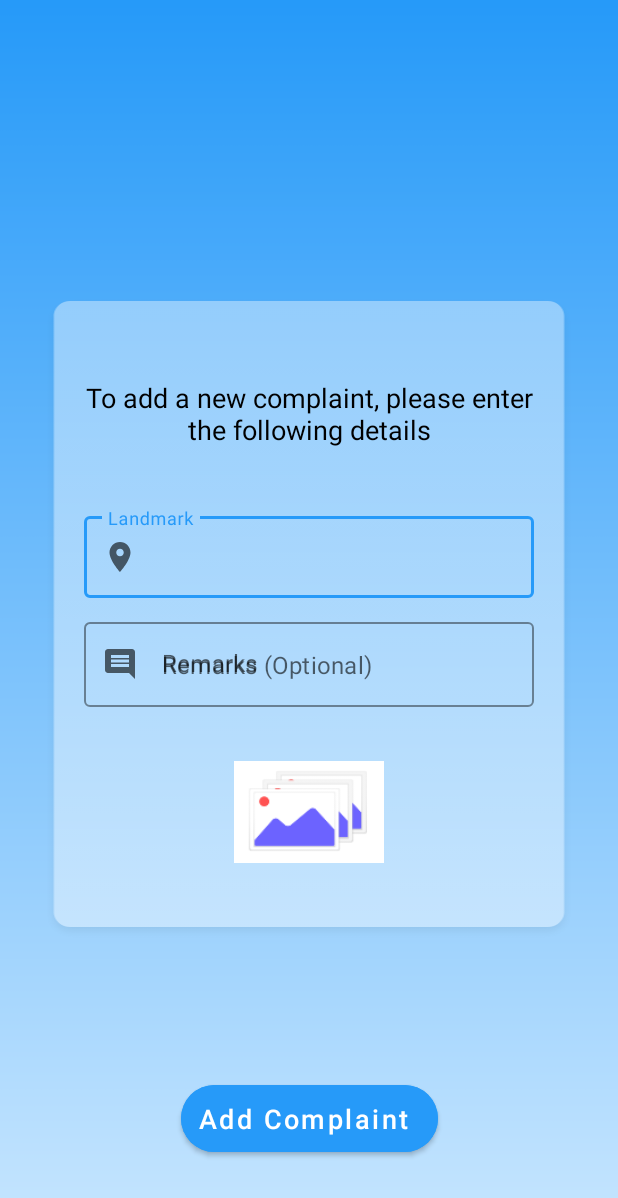
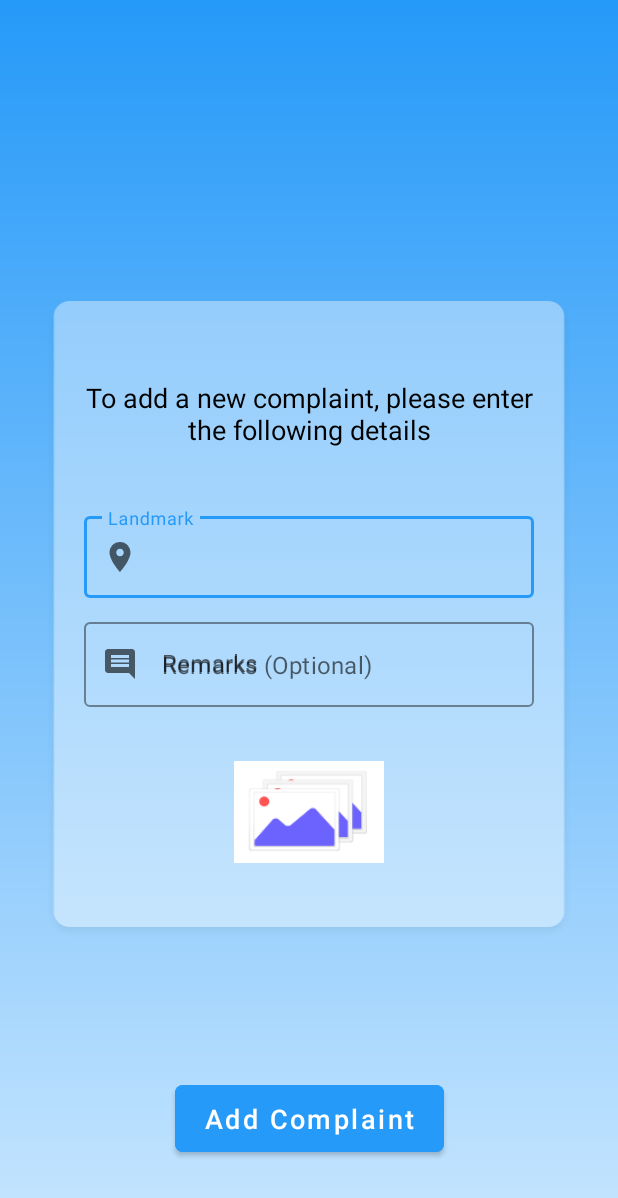
Before and after one commit to IshaanOhri/CleanVIT, an Android app: the AddActivity screen opened directly, with no data from a screen before it, on a phone screen of 412 x 824 dp. Shown: the top 1198 px of the screen. Run offline under Robolectric (Android 15) with nearby library versions, the phone set to English and light mode, and no system bars; our stand-ins replace Firebase (no records; nobody signed in at launch, a user with empty details on screens opened directly); libraries missing offline, so code that uses them is left out: com.blogspot.atifsoftwares, com.wang.avi; plain views replace AVLoadingIndicatorView; Roboto replaces fonts that are not available here; 1 statement that could not run was skipped.

Commit message:
Optimised imports

```diff
--- a/app/src/main/AndroidManifest.xml
+++ b/app/src/main/AndroidManifest.xml
@@ -2,6 +2,8 @@
 <manifest xmlns:android="http://schemas.android.com/apk/res/android"
     package="com.ishaanohri.cleanvit">
 
+    <uses-permission android:name="android.permission.ACCESS_COARSE_LOCATION" />
+    <uses-permission android:name="android.permission.ACCESS_FINE_LOCATION" />
     <application
         android:allowBackup="true"
         android:icon="@mipmap/logo"
--- a/app/src/main/java/com/ishaanohri/cleanvit/AddActivity.java
+++ b/app/src/main/java/com/ishaanohri/cleanvit/AddActivity.java
@@ -10,26 +10,20 @@ import android.location.Location;
 import android.location.LocationListener;
 import android.location.LocationManager;
 import android.net.Uri;
-
-import androidx.annotation.NonNull;
-import androidx.annotation.Nullable;
-import androidx.core.app.ActivityCompat;
-import androidx.appcompat.app.AppCompatActivity;
-
-import android.os.AsyncTask;
 import android.os.Bundle;
-import android.os.Handler;
 import android.provider.MediaStore;
 import android.util.Log;
 import android.view.View;
 import android.view.WindowManager;
 import android.webkit.MimeTypeMap;
-import android.widget.Button;
-import android.widget.EditText;
 import android.widget.ImageView;
 import android.widget.LinearLayout;
-import android.widget.TextView;
 import android.widget.Toast;
+
+import androidx.annotation.NonNull;
+import androidx.annotation.Nullable;
+import androidx.appcompat.app.AppCompatActivity;
+import androidx.core.app.ActivityCompat;
 
 import com.blogspot.atifsoftwares.animatoolib.Animatoo;
 import com.bumptech.glide.Glide;
@@ -40,8 +34,6 @@ import com.google.android.gms.tasks.OnFailureListener;
 import com.google.android.gms.tasks.OnSuccessListener;
 import com.google.android.gms.tasks.Task;
 import com.google.android.material.button.MaterialButton;
-import com.google.android.material.floatingactionbutton.ExtendedFloatingActionButton;
-import com.google.android.material.snackbar.Snackbar;
 import com.google.android.material.textfield.TextInputEditText;
 import com.google.firebase.database.DatabaseReference;
 import com.google.firebase.database.FirebaseDatabase;
@@ -58,7 +50,7 @@ import java.util.Calendar;
 
 public class AddActivity extends AppCompatActivity {
 
-    private ExtendedFloatingActionButton addButton;
+    private MaterialButton addButton;
     private TextInputEditText landmarkEditText, remarksEditText;
     private final int LOC_CODE = 100, IMAGE_CODE = 101;
     private ImageView imageView;
--- a/app/src/main/java/com/ishaanohri/cleanvit/LogIn.java
+++ b/app/src/main/java/com/ishaanohri/cleanvit/LogIn.java
@@ -1,16 +1,14 @@
 package com.ishaanohri.cleanvit;
 
 import android.content.Intent;
-
-import androidx.appcompat.app.AppCompatActivity;
-
 import android.content.SharedPreferences;
 import android.os.Bundle;
 import android.os.Handler;
-import android.util.Log;
 import android.view.View;
 import android.view.WindowManager;
 import android.widget.Toast;
+
+import androidx.appcompat.app.AppCompatActivity;
 
 import com.blogspot.atifsoftwares.animatoolib.Animatoo;
 import com.google.android.material.button.MaterialButton;
--- a/app/src/main/java/com/ishaanohri/cleanvit/MobileNumber.java
+++ b/app/src/main/java/com/ishaanohri/cleanvit/MobileNumber.java
@@ -1,14 +1,13 @@
 package com.ishaanohri.cleanvit;
 
 import android.content.Intent;
-import androidx.appcompat.app.AppCompatActivity;
 import android.os.Bundle;
 import android.os.Handler;
 import android.view.View;
 import android.view.WindowManager;
-import android.widget.EditText;
-import android.widget.ImageButton;
 import android.widget.Toast;
+
+import androidx.appcompat.app.AppCompatActivity;
 
 import com.blogspot.atifsoftwares.animatoolib.Animatoo;
 import com.google.android.material.button.MaterialButton;
--- a/app/src/main/res/layout/activity_add.xml
+++ b/app/src/main/res/layout/activity_add.xml
@@ -90,7 +90,7 @@
 
     </LinearLayout>
 
-    <com.google.android.material.floatingactionbutton.ExtendedFloatingActionButton
+    <com.google.android.material.button.MaterialButton
         android:id="@+id/addButton"
         style="@style/Widget.MaterialComponents.Button"
         android:layout_width="wrap_content"
@@ -106,6 +106,7 @@
         android:textAllCaps="false"
         android:textColor="#FFFFFF"
         android:textSize="18dp"
+        app:cornerRadius="5dp"
         app:layout_constraintBottom_toBottomOf="parent"
         app:layout_constraintEnd_toEndOf="parent"
         app:layout_constraintStart_toStartOf="parent" />
--- a/app/src/main/res/layout/activity_log_in.xml
+++ b/app/src/main/res/layout/activity_log_in.xml
@@ -99,7 +99,7 @@
         android:textAllCaps="false"
         android:textColor="@android:color/white"
         android:textSize="18dp"
-        app:cornerRadius="20dp"
+        app:cornerRadius="5dp"
         app:layout_constraintEnd_toEndOf="@+id/imageView6"
         app:layout_constraintHorizontal_bias="0.476"
         app:layout_constraintStart_toStartOf="@+id/imageView6"
--- a/app/src/main/res/layout/activity_maps.xml
+++ b/app/src/main/res/layout/activity_maps.xml
@@ -130,7 +130,7 @@
 
     </ScrollView>
 
-    <com.google.android.material.floatingactionbutton.ExtendedFloatingActionButton
+    <com.google.android.material.button.MaterialButton
         android:id="@+id/deleteButton"
         style="@style/Widget.MaterialComponents.Button"
         android:layout_width="wrap_content"
@@ -147,6 +147,7 @@
         android:textAllCaps="false"
         android:textColor="#FFFFFF"
         android:textSize="18dp"
+        app:cornerRadius="5dp"
         app:layout_constraintBottom_toBottomOf="parent"
         app:layout_constraintEnd_toEndOf="parent"
         app:layout_constraintStart_toStartOf="parent" />
--- a/app/src/main/res/layout/activity_mobile_number.xml
+++ b/app/src/main/res/layout/activity_mobile_number.xml
@@ -79,7 +79,7 @@
         android:textAllCaps="false"
         android:textColor="@android:color/white"
         android:textSize="18dp"
-        app:cornerRadius="20dp"
+        app:cornerRadius="5dp"
         app:layout_constraintEnd_toEndOf="@+id/imageView4"
         app:layout_constraintHorizontal_bias="0.476"
         app:layout_constraintStart_toStartOf="@+id/imageView4"
--- a/app/src/main/res/layout/activity_verify.xml
+++ b/app/src/main/res/layout/activity_verify.xml
@@ -86,7 +86,7 @@
         android:textAllCaps="false"
         android:textColor="@android:color/white"
         android:textSize="18dp"
-        app:cornerRadius="20dp"
+        app:cornerRadius="5dp"
         app:layout_constraintEnd_toEndOf="@+id/fieldImageView"
         app:layout_constraintHorizontal_bias="0.49"
         app:layout_constraintStart_toStartOf="@+id/fieldImageView"
```
Also changed, not shown: app/src/main/java/com/ishaanohri/cleanvit/MapsActivity.java (+5 -10 lines), app/src/main/java/com/ishaanohri/cleanvit/RecyclerViewAdapter.java (+4 -5 lines), app/src/main/java/com/ishaanohri/cleanvit/Verify.java (+4 -7 lines).
